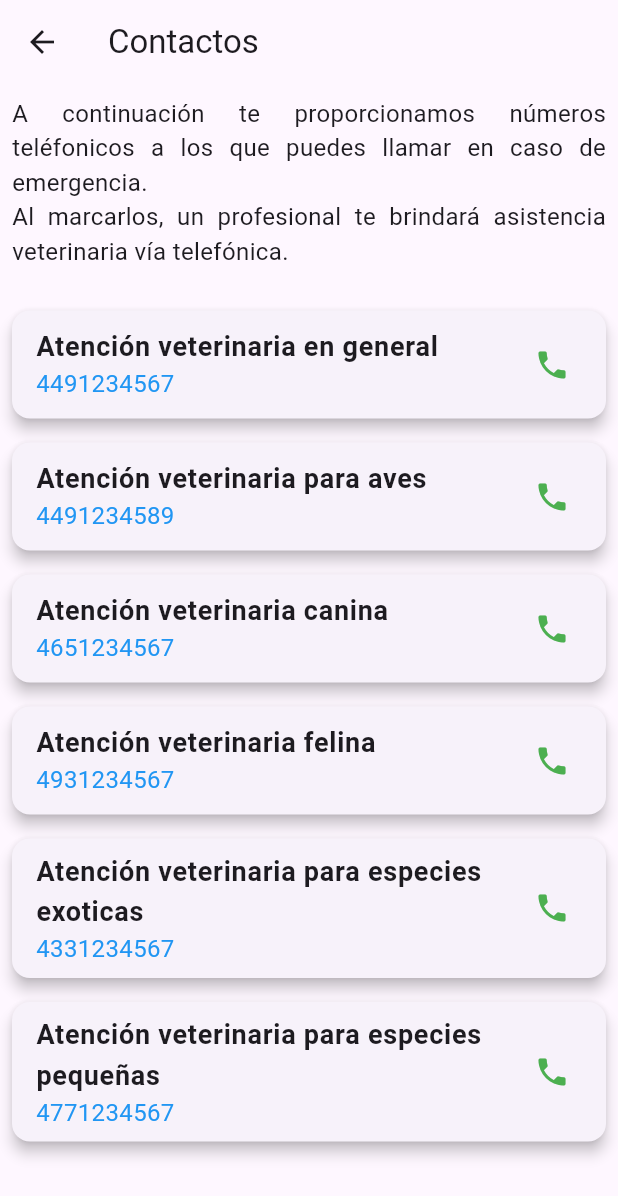
After one commit to FlorZ5/My_Pet_App, a Flutter app: the PaginaContactos screen opened directly, on a phone screen of 412 x 824 dp. The commit adds this screen. Shown: the top 1196 px of the screen. Run offline on Flutter 3.47's test engine with Material 3 defaults, Android fonts, the phone set to English and light mode, and no system bars; our stand-ins replace shared_preferences, sqflite; missing offline and left inert: bcrypt, flutter_date_pickers; accounts and stored records are empty.

Commit message:
Modulo contactos de emergencia terminado

```diff
--- /dev/null
+++ b/mypetapp/lib/ui/contactos.dart
@@ -0,0 +1,62 @@
+import 'package:flutter/material.dart';
+import 'package:url_launcher/url_launcher.dart';
+
+class PaginaContactos extends StatelessWidget {
+  const PaginaContactos({super.key});
+
+  void _llamar(String numero) async {
+    final Uri url = Uri(scheme: 'tel', path: numero);
+    if (await canLaunchUrl(url)) {
+      await launchUrl(url);
+    } else {
+      // Si no puede abrir el marcador, muestra un mensaje de error
+      debugPrint('No se pudo abrir el marcador para $numero');
+    }
+  }
+
+  @override
+  Widget build(BuildContext context) {
+    return Scaffold(
+      appBar: AppBar(
+        title: const Text('Contactos'),
+      ),
+      body: ListView(
+        padding: const EdgeInsets.all(8.0),
+        children: [
+           const Text(
+              "A continuación te proporcionamos números teléfonicos a los que puedes llamar en caso de emergencia.\n"
+              "Al marcarlos, un profesional te brindará asistencia veterinaria vía telefónica.",
+              style: TextStyle(fontSize: 16, fontWeight: FontWeight.w400),
+              textAlign: TextAlign.justify,
+            ),
+            const SizedBox(height: 20),
+          _crearTarjetaContacto('Atención veterinaria en general', '4491234567'),
+          _crearTarjetaContacto('Atención veterinaria para aves', '4491234589'),
+          _crearTarjetaContacto('Atención veterinaria canina', '4651234567'),
+          _crearTarjetaContacto('Atención veterinaria felina', '4931234567'),
+          _crearTarjetaContacto('Atención veterinaria para especies exoticas', '4331234567'),
+          _crearTarjetaContacto('Atención veterinaria para especies pequeñas', '4771234567'),
+        ],
+      ),
+    );
+  }
+
+  Widget _crearTarjetaContacto(String nombre, String telefono) {
+    return Card(
+      elevation: 4,
+      margin: const EdgeInsets.symmetric(vertical: 8.0),
+      child: ListTile(
+        title: Text(
+          nombre,
+          style: const TextStyle(fontSize: 18, fontWeight: FontWeight.bold),
+        ),
+        subtitle: Text(
+          telefono,
+          style: const TextStyle(fontSize: 16, color: Colors.blue),
+        ),
+        trailing: const Icon(Icons.phone, color: Colors.green),
+        onTap: () => _llamar(telefono),
+      ),
+    );
+  }
+}
--- a/mypetapp/pubspec.yaml
+++ b/mypetapp/pubspec.yaml
@@ -38,6 +38,7 @@ dependencies:
   shared_preferences: ^2.0.15
   flutter_date_pickers: ^0.4.3
   intl: ^0.19.0
+  url_launcher: ^6.3.1
 
   # The following adds the Cupertino Icons font to your application.
   # Use with the CupertinoIcons class for iOS style icons.
```
Also changed, not shown: mypetapp/lib/ui/agregar_cita.dart (+82 -35 lines), mypetapp/lib/ui/editar_cita.dart (+80 -15 lines), mypetapp/lib/ui/editar_vacuna.dart (+31 -9 lines), mypetapp/lib/ui/inicio_screen.dart (+11 -0 lines), mypetapp/lib/ui/clinicas.dart (added), mypetapp/lib/ui/conocenos.dart (added), mypetapp/pubspec.lock, 5 other files.
